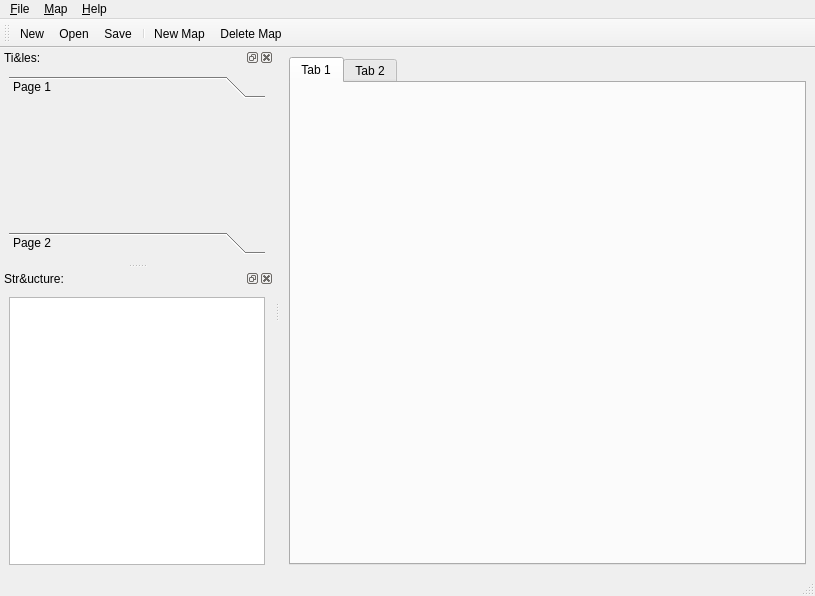
Before: the Qt Designer form bin/view/mainwindow.ui in dyle/rpgmapper, drawn with Qt 5.
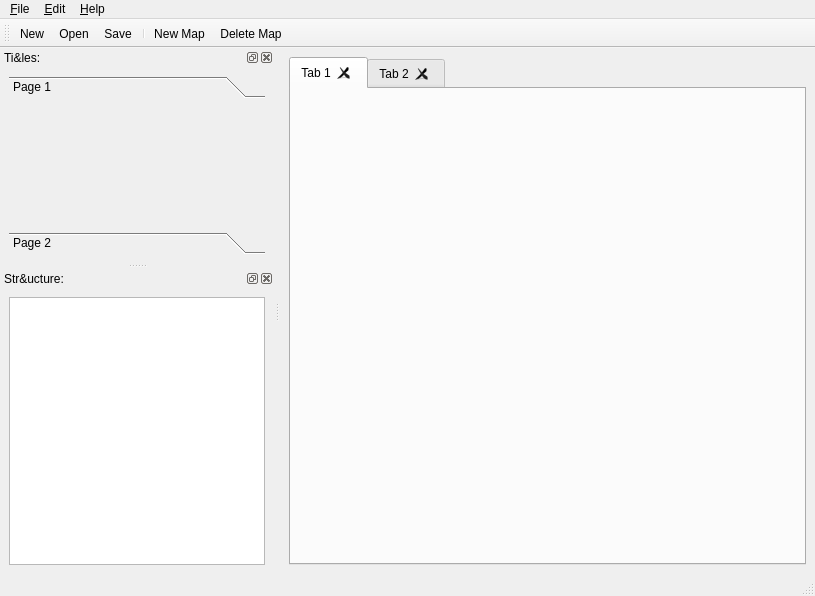
After: the same form once the commit is applied. The open tabs and pages were chosen to show the change. Icons and pictures are not drawn. Custom widgets are drawn as their Qt base class.

Patch:
```diff
--- a/bin/view/mainwindow.ui
+++ b/bin/view/mainwindow.ui
@@ -20,10 +20,19 @@
   <widget class="QWidget" name="wdCentral">
    <layout class="QVBoxLayout" name="lyMain">
     <item>
-     <widget class="QTabWidget" name="tabMap">
+     <widget class="rpgmapper::view::MapTabWidget" name="tabMap">
+      <property name="autoFillBackground">
+       <bool>false</bool>
+      </property>
       <property name="currentIndex">
        <number>0</number>
       </property>
+      <property name="tabsClosable">
+       <bool>true</bool>
+      </property>
+      <property name="movable">
+       <bool>true</bool>
+      </property>
       <widget class="QWidget" name="tab">
        <attribute name="title">
         <string>Tab 1</string>
@@ -65,9 +74,9 @@
     </property>
     <addaction name="acAbout"/>
    </widget>
-   <widget class="QMenu" name="mnMap">
+   <widget class="QMenu" name="mnEdit">
     <property name="title">
-     <string>&amp;Map</string>
+     <string>&amp;Edit</string>
     </property>
     <addaction name="separator"/>
     <addaction name="acNewMap"/>
@@ -77,7 +86,7 @@
     <addaction name="acMapProperties"/>
    </widget>
    <addaction name="mnFile"/>
-   <addaction name="mnMap"/>
+   <addaction name="mnEdit"/>
    <addaction name="mnHelp"/>
   </widget>
   <widget class="QStatusBar" name="stbMain"/>
@@ -339,6 +348,12 @@
    <extends>QTreeWidget</extends>
    <header>view/structuraltreewidget.hpp</header>
   </customwidget>
+  <customwidget>
+   <class>rpgmapper::view::MapTabWidget</class>
+   <extends>QTabWidget</extends>
+   <header>view/maptabwidget.hpp</header>
+   <container>1</container>
+  </customwidget>
  </customwidgets>
  <resources>
   <include location="rpgmapper.qrc"/>
```
Left out of the diff: 4 changed lines with no effect on the pictures.
